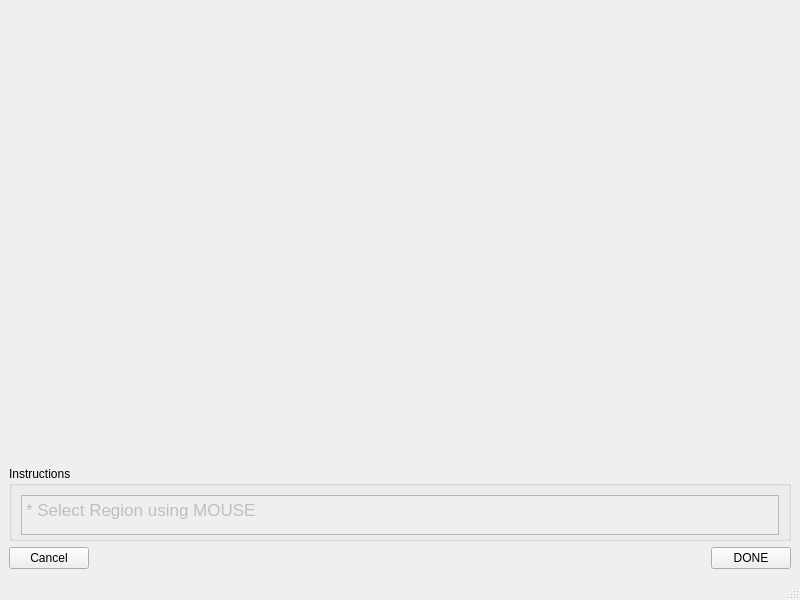
Before: the Qt Designer form ui/ui_display_counts_of_region_vs_stack.ui in neutronimaging/python_notebooks, drawn with Qt 5.
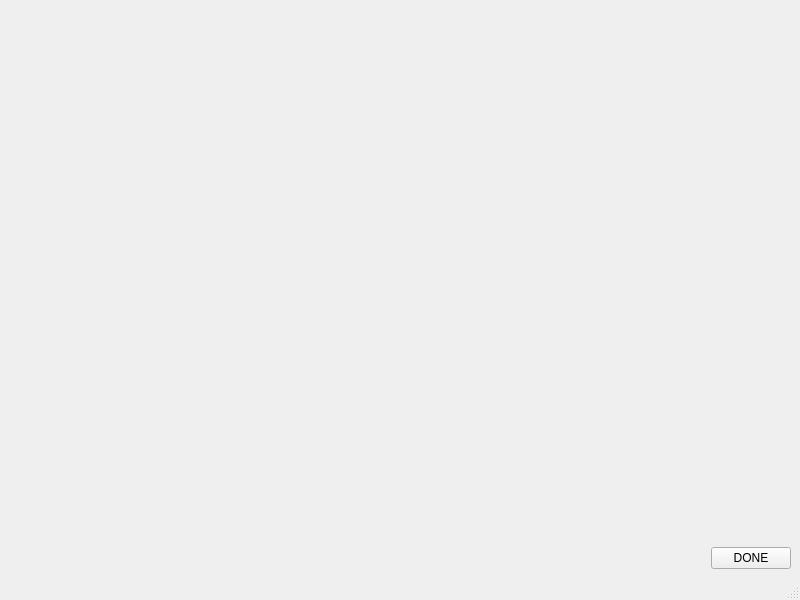
After: the same form once the commit is applied.

Commit message: Work in progress on notebook that display counts vs file index of selection

Diff of the .ui file:
```diff
--- a/ui/ui_display_counts_of_region_vs_stack.ui
+++ b/ui/ui_display_counts_of_region_vs_stack.ui
@@ -25,74 +25,8 @@
       </property>
      </widget>
     </item>
-    <item>
-     <widget class="QGroupBox" name="groupBox">
-      <property name="sizePolicy">
-       <sizepolicy hsizetype="Minimum" vsizetype="Preferred">
-        <horstretch>0</horstretch>
-        <verstretch>0</verstretch>
-       </sizepolicy>
-      </property>
-      <property name="minimumSize">
-       <size>
-        <width>0</width>
-        <height>60</height>
-       </size>
-      </property>
-      <property name="maximumSize">
-       <size>
-        <width>16777215</width>
-        <height>75</height>
-       </size>
-      </property>
-      <property name="title">
-       <string>Instructions</string>
-      </property>
-      <layout class="QVBoxLayout" name="verticalLayout">
-       <item>
-        <widget class="QTextBrowser" name="textBrowser">
-         <property name="enabled">
-          <bool>false</bool>
-         </property>
-         <property name="sizePolicy">
-          <sizepolicy hsizetype="Minimum" vsizetype="Expanding">
-           <horstretch>0</horstretch>
-           <verstretch>0</verstretch>
-          </sizepolicy>
-         </property>
-         <property name="minimumSize">
-          <size>
-           <width>0</width>
-           <height>40</height>
-          </size>
-         </property>
-         <property name="maximumSize">
-          <size>
-           <width>16777215</width>
-           <height>40</height>
-          </size>
-         </property>
-         <property name="html">
-          <string>&lt;!DOCTYPE HTML PUBLIC &quot;-//W3C//DTD HTML 4.0//EN&quot; &quot;http://www.w3.org/TR/REC-html40/strict.dtd&quot;&gt;
-&lt;html&gt;&lt;head&gt;&lt;meta name=&quot;qrichtext&quot; content=&quot;1&quot; /&gt;&lt;style type=&quot;text/css&quot;&gt;
-p, li { white-space: pre-wrap; }
-&lt;/style&gt;&lt;/head&gt;&lt;body style=&quot; font-family:'.SF NS Text'; font-size:13pt; font-weight:400; font-style:normal;&quot;&gt;
-&lt;p style=&quot; margin-top:0px; margin-bottom:0px; margin-left:0px; margin-right:0px; -qt-block-indent:0; text-indent:0px;&quot;&gt;* Select Region using MOUSE&lt;/p&gt;&lt;/body&gt;&lt;/html&gt;</string>
-         </property>
-        </widget>
-       </item>
-      </layout>
-     </widget>
-    </item>
     <item>
      <layout class="QHBoxLayout" name="horizontalLayout">
-      <item>
-       <widget class="QPushButton" name="cancel_button">
-        <property name="text">
-         <string>Cancel</string>
-        </property>
-       </widget>
-      </item>
       <item>
        <spacer name="horizontalSpacer">
         <property name="orientation">
```
Left out of the diff: 25 changed lines with no effect on the pictures. The commit also changes 2 other files.
